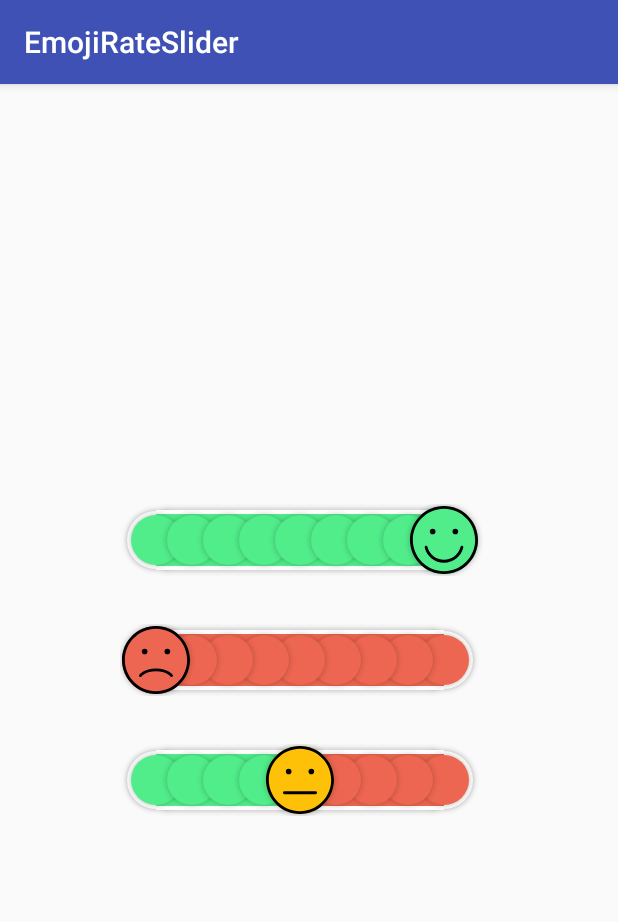
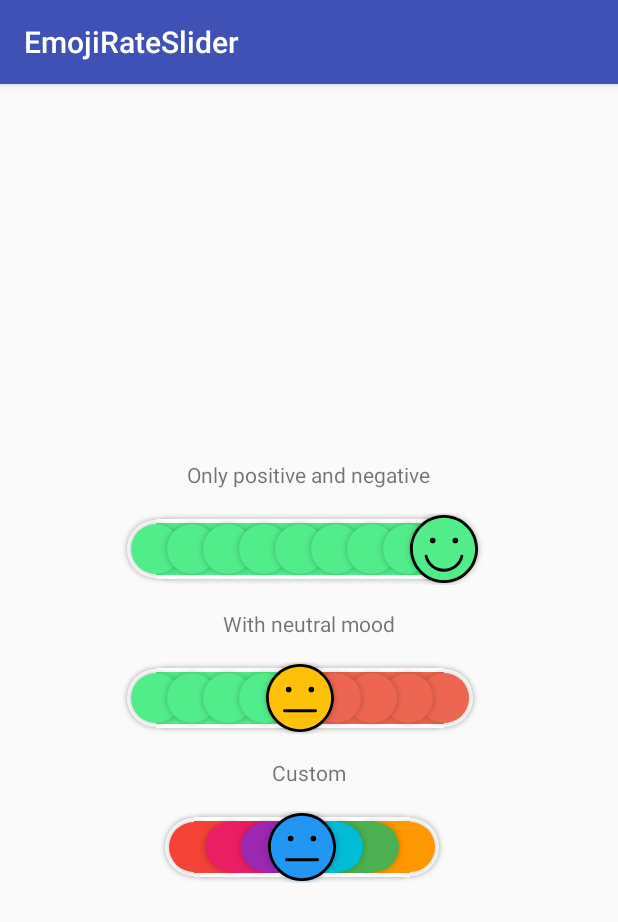
Before and after one commit to naz013/emoji-rate-slider, an Android app: the screen it shows after launch (MainActivity), on a phone screen of 412 x 824 dp. Shown: the top 922 px of the screen. Run offline under Robolectric (Android 15) with nearby library versions, the phone set to English and light mode, and no system bars.

Commit message:
Add option to create custom slider.

```diff
--- a/app/src/main/java/com/github/naz013/emojirateslider/MainActivity.java
+++ b/app/src/main/java/com/github/naz013/emojirateslider/MainActivity.java
@@ -1,5 +1,6 @@
 package com.github.naz013.emojirateslider;
 
+import android.graphics.Color;
 import android.support.v7.app.AppCompatActivity;
 import android.os.Bundle;
 import android.util.Log;
@@ -23,6 +24,19 @@ public class MainActivity extends AppCompatActivity implements EmojiRateSlider.O
 
         EmojiRateSlider slider2 = findViewById(R.id.mood_slider3);
         slider2.setOnMoodChangeListener(this);
+        slider2.setMoods(getMoods());
+    }
+
+    private EmojiRateSlider.Emoji[] getMoods() {
+        EmojiRateSlider.Emoji[] emojis = new EmojiRateSlider.Emoji[7];
+        emojis[0] = new EmojiRateSlider.Emoji(R.drawable.ic_crying, Color.parseColor("#F44336"));
+        emojis[1] = new EmojiRateSlider.Emoji(R.drawable.ic_bored, Color.parseColor("#E91E63"));
+        emojis[2] = new EmojiRateSlider.Emoji(R.drawable.ic_sad, Color.parseColor("#9C27B0"));
+        emojis[3] = new EmojiRateSlider.Emoji(R.drawable.ic_weird, Color.parseColor("#2196F3"));
+        emojis[4] = new EmojiRateSlider.Emoji(R.drawable.ic_smile, Color.parseColor("#00BCD4"));
+        emojis[5] = new EmojiRateSlider.Emoji(R.drawable.ic_laught, Color.parseColor("#4CAF50"));
+        emojis[6] = new EmojiRateSlider.Emoji(R.drawable.ic_in_love, Color.parseColor("#FF9800"));
+        return emojis;
     }
 
     @Override
--- /dev/null
+++ b/app/src/main/res/drawable/ic_bored.xml
@@ -0,0 +1,7 @@
+<vector android:height="24dp" android:viewportHeight="512"
+    android:viewportWidth="512" android:width="24dp" xmlns:android="http://schemas.android.com/apk/res/android">
+    <path android:fillColor="#FF000000" android:pathData="M256,0C114.844,0 0,114.844 0,256s114.844,256 256,256s256,-114.844 256,-256S397.156,0 256,0zM256,490.667C126.604,490.667 21.333,385.396 21.333,256S126.604,21.333 256,21.333S490.667,126.604 490.667,256S385.396,490.667 256,490.667z"/>
+    <path android:fillColor="#FF000000" android:pathData="M373.333,192h-64c-5.896,0 -10.667,4.771 -10.667,10.667c0,5.896 4.771,10.667 10.667,10.667H320c0,11.76 9.573,21.333 21.333,21.333c11.76,0 21.333,-9.573 21.333,-21.333h10.667c5.896,0 10.667,-4.771 10.667,-10.667C384,196.771 379.229,192 373.333,192z"/>
+    <path android:fillColor="#FF000000" android:pathData="M192,213.333h10.667c5.896,0 10.667,-4.771 10.667,-10.667c0,-5.896 -4.771,-10.667 -10.667,-10.667h-64c-5.896,0 -10.667,4.771 -10.667,10.667c0,5.896 4.771,10.667 10.667,10.667h10.667c0,11.76 9.573,21.333 21.333,21.333C182.427,234.667 192,225.094 192,213.333z"/>
+    <path android:fillColor="#FF000000" android:pathData="M330.667,362.667H181.333c-5.896,0 -10.667,4.771 -10.667,10.667c0,5.896 4.771,10.667 10.667,10.667h149.333c5.896,0 10.667,-4.771 10.667,-10.667C341.333,367.438 336.563,362.667 330.667,362.667z"/>
+</vector>
--- /dev/null
+++ b/app/src/main/res/drawable/ic_crying.xml
@@ -0,0 +1,8 @@
+<vector android:height="24dp" android:viewportHeight="512"
+    android:viewportWidth="512" android:width="24dp" xmlns:android="http://schemas.android.com/apk/res/android">
+    <path android:fillColor="#FF000000" android:pathData="M256,0C114.833,0 0,114.844 0,256s114.833,256 256,256s256,-114.844 256,-256S397.167,0 256,0zM256,490.667C126.604,490.667 21.333,385.396 21.333,256S126.604,21.333 256,21.333S490.667,126.604 490.667,256S385.396,490.667 256,490.667z"/>
+    <path android:fillColor="#FF000000" android:pathData="M255.958,298.635c-60.479,0 -114.604,36.073 -137.896,91.906c-2.25,5.438 0.313,11.677 5.75,13.948c5.354,2.281 11.688,-0.302 13.958,-5.74c19.938,-47.854 66.333,-78.781 118.188,-78.781c51.854,0 98.271,30.927 118.208,78.802c1.708,4.094 5.688,6.563 9.854,6.563c1.375,0 2.771,-0.26 4.104,-0.823c5.438,-2.26 8,-8.51 5.75,-13.948C370.583,334.719 316.458,298.635 255.958,298.635z"/>
+    <path android:fillColor="#FF000000" android:pathData="M170.667,192m-21.333,0a21.333,21.333 0,1 1,42.666 0a21.333,21.333 0,1 1,-42.666 0"/>
+    <path android:fillColor="#FF000000" android:pathData="M341.333,192m-21.333,0a21.333,21.333 0,1 1,42.666 0a21.333,21.333 0,1 1,-42.666 0"/>
+    <path android:fillColor="#FF000000" android:pathData="M364.521,217.938c-6.979,10.115 -23.229,35.094 -23.229,48.729c0,17.646 14.354,32 32,32s32,-14.354 32,-32c0,-13.635 -16.25,-38.615 -23.229,-48.729C378.104,212.167 368.479,212.167 364.521,217.938zM373.292,277.333c-5.875,0 -10.667,-4.781 -10.667,-10.656c0.083,-3.26 4.521,-12.552 10.667,-22.906c6.146,10.333 10.563,19.625 10.667,22.896C383.958,272.552 379.167,277.333 373.292,277.333z"/>
+</vector>
--- /dev/null
+++ b/app/src/main/res/drawable/ic_in_love.xml
@@ -0,0 +1,7 @@
+<vector android:height="24dp" android:viewportHeight="512"
+    android:viewportWidth="512" android:width="24dp" xmlns:android="http://schemas.android.com/apk/res/android">
+    <path android:fillColor="#FF000000" android:pathData="M256,0C114.833,0 0,114.844 0,256s114.833,256 256,256s256,-114.844 256,-256S397.167,0 256,0zM256,490.667C126.604,490.667 21.333,385.396 21.333,256S126.604,21.333 256,21.333S490.667,126.604 490.667,256S385.396,490.667 256,490.667z"/>
+    <path android:fillColor="#FF000000" android:pathData="M393.375,299.115c-5.646,-1.406 -11.479,2.177 -12.833,7.906c-13.75,57.885 -64.958,98.313 -124.542,98.313c-59.667,0 -110.896,-40.49 -124.583,-98.448c-1.333,-5.74 -7.021,-9.219 -12.833,-7.938c-5.729,1.354 -9.271,7.104 -7.917,12.833C126.625,379.427 186.396,426.667 256,426.667c69.521,0 129.25,-47.167 145.292,-114.708C402.646,306.219 399.104,300.469 393.375,299.115z"/>
+    <path android:fillColor="#FF000000" android:pathData="M149.333,277.333c2.646,0 5.313,-0.99 7.375,-2.958l62.563,-59.75c9.917,-9.594 15.396,-22.365 15.396,-35.958c0,-27.938 -23.396,-50.667 -52.146,-50.667c-13.25,0 -24.563,7.385 -33.188,15.896c-8.625,-8.51 -19.938,-15.896 -33.188,-15.896C87.396,128 64,150.729 64,178.667c0,13.594 5.479,26.365 15.438,35.99l62.521,59.719C144.021,276.344 146.688,277.333 149.333,277.333zM85.333,178.667c0,-16.177 13.813,-29.333 30.813,-29.333c7.292,0 16.313,6.26 24.75,17.188c4.042,5.229 12.833,5.229 16.875,0c8.438,-10.927 17.458,-17.188 24.75,-17.188c17,0 30.813,13.156 30.813,29.333c0,7.76 -3.167,15.073 -8.854,20.573l-55.146,52.677l-55.104,-52.646C88.5,193.74 85.333,186.427 85.333,178.667z"/>
+    <path android:fillColor="#FF000000" android:pathData="M395.854,128c-13.25,0 -24.563,7.385 -33.188,15.896c-8.625,-8.51 -19.938,-15.896 -33.188,-15.896c-28.75,0 -52.146,22.729 -52.146,50.667c0,13.594 5.479,26.365 15.438,35.99l62.521,59.719c2.063,1.969 4.729,2.958 7.375,2.958s5.313,-0.99 7.375,-2.958l62.563,-59.75C442.521,205.031 448,192.26 448,178.667C448,150.729 424.604,128 395.854,128zM417.813,199.24l-55.146,52.677l-55.104,-52.646c-5.729,-5.531 -8.896,-12.844 -8.896,-20.604c0,-16.177 13.813,-29.333 30.813,-29.333c7.292,0 16.313,6.26 24.75,17.188c4.042,5.229 12.833,5.229 16.875,0c8.438,-10.927 17.458,-17.188 24.75,-17.188c17,0 30.813,13.156 30.813,29.333C426.667,186.427 423.5,193.74 417.813,199.24z"/>
+</vector>
--- /dev/null
+++ b/app/src/main/res/drawable/ic_laught.xml
@@ -0,0 +1,7 @@
+<vector android:height="24dp" android:viewportHeight="512"
+    android:viewportWidth="512" android:width="24dp" xmlns:android="http://schemas.android.com/apk/res/android">
+    <path android:fillColor="#FF000000" android:pathData="M256,0C114.844,0 0,114.844 0,256s114.844,256 256,256s256,-114.844 256,-256S397.156,0 256,0zM256,490.667C126.604,490.667 21.333,385.396 21.333,256S126.604,21.333 256,21.333S490.667,126.604 490.667,256S385.396,490.667 256,490.667z"/>
+    <path android:fillColor="#FF000000" android:pathData="M393.385,299.115c-5.802,-1.385 -11.5,2.177 -12.844,7.906c-13.75,57.885 -64.958,98.313 -124.542,98.313c-59.656,0 -110.885,-40.49 -124.573,-98.448c-1.365,-5.75 -7.146,-9.24 -12.833,-7.938c-5.74,1.354 -9.292,7.104 -7.938,12.833c15.979,67.646 75.75,114.885 145.344,114.885c69.51,0 129.26,-47.167 145.292,-114.708C402.656,306.219 399.115,300.469 393.385,299.115z"/>
+    <path android:fillColor="#FF000000" android:pathData="M128,213.333c0,-23.531 19.135,-42.667 42.667,-42.667s42.667,19.135 42.667,42.667c0,5.896 4.771,10.667 10.667,10.667s10.667,-4.771 10.667,-10.667c0,-35.292 -28.708,-64 -64,-64c-35.292,0 -64,28.708 -64,64c0,5.896 4.771,10.667 10.667,10.667C123.229,224 128,219.229 128,213.333z"/>
+    <path android:fillColor="#FF000000" android:pathData="M341.333,149.333c-35.292,0 -64,28.708 -64,64c0,5.896 4.771,10.667 10.667,10.667s10.667,-4.771 10.667,-10.667c0,-23.531 19.135,-42.667 42.667,-42.667c23.531,0 42.667,19.135 42.667,42.667c0,5.896 4.771,10.667 10.667,10.667s10.667,-4.771 10.667,-10.667C405.333,178.042 376.625,149.333 341.333,149.333z"/>
+</vector>
--- a/app/src/main/res/layout/activity_main.xml
+++ b/app/src/main/res/layout/activity_main.xml
@@ -9,11 +9,18 @@
     android:orientation="vertical"
     tools:context=".MainActivity">
 
+    <TextView
+        android:layout_width="wrap_content"
+        android:layout_height="wrap_content"
+        android:layout_marginTop="16dp"
+        android:text="Only positive and negative" />
+
     <com.github.naz013.emojislider.EmojiRateSlider
         android:id="@+id/mood_slider"
         android:layout_width="wrap_content"
         android:layout_height="48dp"
         android:layout_gravity="center"
+        android:layout_marginTop="16dp"
         app:ers_color_bg="#fefefe"
         app:ers_color_happy="#51ED8B"
         app:ers_color_sad="#ED6651"
@@ -21,25 +28,18 @@
         app:ers_max="9"
         app:ers_progress="8" />
 
+    <TextView
+        android:layout_width="wrap_content"
+        android:layout_height="wrap_content"
+        android:layout_marginTop="16dp"
+        android:text="With neutral mood" />
+
     <com.github.naz013.emojislider.EmojiRateSlider
         android:id="@+id/mood_slider2"
         android:layout_width="wrap_content"
         android:layout_height="48dp"
         android:layout_gravity="center"
-        android:layout_marginTop="32dp"
-        app:ers_color_bg="#fefefe"
-        app:ers_color_happy="#51ED8B"
-        app:ers_color_sad="#ED6651"
-        app:ers_has_weird="false"
-        app:ers_max="9"
-        app:ers_progress="0" />
-
-    <com.github.naz013.emojislider.EmojiRateSlider
-        android:id="@+id/mood_slider3"
-        android:layout_width="wrap_content"
-        android:layout_height="48dp"
-        android:layout_gravity="center"
-        android:layout_marginTop="32dp"
+        android:layout_marginTop="16dp"
         app:ers_color_bg="#fefefe"
         app:ers_color_happy="#51ED8B"
         app:ers_color_sad="#ED6651"
@@ -48,4 +48,18 @@
         app:ers_max="9"
         app:ers_progress="4" />
 
+    <TextView
+        android:layout_width="wrap_content"
+        android:layout_height="wrap_content"
+        android:layout_marginTop="16dp"
+        android:text="Custom" />
+
+    <com.github.naz013.emojislider.EmojiRateSlider
+        android:id="@+id/mood_slider3"
+        android:layout_width="wrap_content"
+        android:layout_height="48dp"
+        android:layout_gravity="center"
+        android:layout_marginTop="16dp"
+        app:ers_color_bg="#fefefe" />
+
 </LinearLayout>
--- a/emojislider/src/main/java/com/github/naz013/emojislider/EmojiRateSlider.java
+++ b/emojislider/src/main/java/com/github/naz013/emojislider/EmojiRateSlider.java
@@ -13,11 +13,13 @@ import android.graphics.drawable.Drawable;
 import android.os.Bundle;
 import android.os.Parcelable;
 import android.support.annotation.ColorInt;
+import android.support.annotation.DrawableRes;
 import android.support.annotation.Nullable;
 import android.support.annotation.Px;
 import android.support.graphics.drawable.VectorDrawableCompat;
 import android.util.AttributeSet;
 import android.util.DisplayMetrics;
+import android.util.Log;
 import android.view.Display;
 import android.view.MotionEvent;
 import android.view.View;
@@ -57,6 +59,7 @@ public class EmojiRateSlider extends View {
     private boolean hasWeird = true;
     private boolean wasSlided = false;
     private boolean isTapped = false;
+    private boolean isCustom = false;
 
     @ColorInt
     private int mSadColor = Color.RED;
@@ -66,6 +69,8 @@ public class EmojiRateSlider extends View {
     private int mWeirdColor = Color.YELLOW;
     @ColorInt
     private int mBgColor = Color.WHITE;
+    @Nullable
+    private Mood[] moods = null;
 
     private Drawable mSmileIcon;
     private Drawable mSadIcon;
@@ -128,23 +133,52 @@ public class EmojiRateSlider extends View {
 
                 int idHappy = a.getResourceId(R.styleable.EmojiRateSlider_ers_icon_happy, 0);
                 if (idHappy != 0) {
-                    mSmileIcon = VectorDrawableCompat.create(getContext().getResources(), idHappy, null);
+                    mSmileIcon = getIcon(idHappy);
                 }
 
                 int idSad = a.getResourceId(R.styleable.EmojiRateSlider_ers_icon_sad, 0);
                 if (idSad != 0) {
-                    mSadIcon = VectorDrawableCompat.create(getContext().getResources(), idSad, null);
+                    mSadIcon = getIcon(idSad);
                 }
 
                 int idWeird = a.getResourceId(R.styleable.EmojiRateSlider_ers_icon_weird, 0);
                 if (idWeird != 0) {
-                    mWeirdIcon = VectorDrawableCompat.create(getContext().getResources(), idWeird, null);
+                    mWeirdIcon = getIcon(idWeird);
                 }
             } catch (Exception ignored) {
             } finally {
                 a.recycle();
             }
         }
+    }
+
+    private Drawable getIcon(@DrawableRes int id) {
+        return VectorDrawableCompat.create(getContext().getResources(), id, null);
+    }
+
+    public void setMoods(Emoji[] emojis) {
+        if (emojis == null || emojis.length < 3) {
+            throw new IllegalArgumentException("Array must contain at least 3 items");
+        }
+        this.mMax = emojis.length;
+        this.mSelectedItem = mMax / 2;
+        this.isCustom = true;
+        this.moods = new Mood[mMax];
+        for (int i = 0; i < mMax; i++) {
+            this.moods[i] = convert(emojis[i]);
+        }
+        invalidate();
+    }
+
+    public void setMoods(Mood[] moods) {
+        if (moods == null || moods.length < 3) {
+            throw new IllegalArgumentException("Array must contain at least 3 items");
+        }
+        this.mMax = moods.length;
+        this.mSelectedItem = mMax / 2;
+        this.isCustom = true;
+        this.moods = moods;
+        invalidate();
     }
 
     public void setHasWeird(boolean hasWeird) {
@@ -225,34 +259,40 @@ public class EmojiRateSlider extends View {
         if (selectedItem >= mMax) {
             throw new IllegalArgumentException("You cannot select value greater than max");
         }
+        int from = mSelectedItem;
         this.mSelectedItem = selectedItem;
-        invalidate();
+        animate(from, selectedItem);
     }
 
     private boolean processTouch(MotionEvent event) {
         if (event.getAction() == MotionEvent.ACTION_DOWN) {
             wasSlided = false;
             isTapped = true;
-            if (mAnimator != null) mAnimator.cancel();
+            cancelAnimation();
             mPrevX = event.getX();
-            invalidate();
+            Log.d(TAG, "processTouch: down ");
+            animate(mSelectedItem, findIndex(event.getX(), event.getY()));
             return true;
         } else if (event.getAction() == MotionEvent.ACTION_MOVE) {
-            if (Math.abs(event.getX() - mPrevX) > 25) {
+            if (Math.abs(event.getX() - mPrevX) > 50) {
                 wasSlided = true;
             }
+            Log.d(TAG, "processTouch: move " + wasSlided);
             updateView(event.getX(), event.getY(), true);
             return true;
         } else if (event.getAction() == MotionEvent.ACTION_UP) {
+            Log.d(TAG, "processTouch: up " + wasSlided);
             isTapped = false;
             if (!wasSlided) animate(mSelectedItem, findIndex(event.getX(), event.getY()));
             else invalidate();
+            return true;
         }
         return false;
     }
 
     private void animate(int from, int to) {
         if (from != to) {
+            cancelAnimation();
             Rect rFrom = mRects[from];
             Rect rTo = mRects[to];
 
@@ -279,7 +319,13 @@ public class EmojiRateSlider extends View {
             });
             animator.start();
             mAnimator = animator;
+        } else {
+            invalidate();
         }
+    }
+
+    private void cancelAnimation() {
+        if (mAnimator != null) mAnimator.cancel();
     }
 
     private void updateView(float x, float y, boolean notify) {
@@ -323,8 +369,12 @@ public class EmojiRateSlider extends View {
     protected void onDraw(Canvas canvas) {
         super.onDraw(canvas);
         drawBackgroundLayer(canvas);
-        drawNegative(canvas);
-        drawPositive(canvas);
+        if (isCustom) {
+            drawMoods(canvas);
+        } else {
+            drawNegative(canvas);
+            drawPositive(canvas);
+        }
         drawCurrent(canvas);
     }
 
@@ -335,21 +385,27 @@ public class EmojiRateSlider extends View {
         int radius = h / 2;
         int m = (rect.height() - h) / 2;
 
-        if (isPositive()) mShadowPaint.setColor(mHappyColor);
-        else if (isNegative()) mShadowPaint.setColor(mSadColor);
-        else if (hasWeird) mShadowPaint.setColor(mWeirdColor);
+        Drawable icon = null;
+
+        if (isCustom && moods != null) {
+            Mood mood = moods[mSelectedItem];
+            mShadowPaint.setColor(mood.color);
+            icon = mood.icon;
+        } else if (isPositive()) {
+            mShadowPaint.setColor(mHappyColor);
+            icon = mSmileIcon;
+        } else if (isNegative()) {
+            mShadowPaint.setColor(mSadColor);
+            icon = mSadIcon;
+        } else if (hasWeird) {
+            mShadowPaint.setColor(mWeirdColor);
+            icon = mWeirdIcon;
+        }
 
         canvas.drawCircle(rect.centerX(), rect.centerY(), radius, mShadowPaint);
-
-        if (isPositive()) {
-            mSmileIcon.setBounds(rect.left + m, rect.top + m, rect.right - m, rect.bottom - m);
-            mSmileIcon.draw(canvas);
-        } else if (isNegative()) {
-            mSadIcon.setBounds(rect.left + m, rect.top + m, rect.right - m, rect.bottom - m);
-            mSadIcon.draw(canvas);
-        } else if (hasWeird) {
-            mWeirdIcon.setBounds(rect.left + m, rect.top + m, rect.right - m, rect.bottom - m);
-            mWeirdIcon.draw(canvas);
+        if (icon != null) {
+            icon.setBounds(rect.left + m, rect.top + m, rect.right - m, rect.bottom - m);
+            icon.draw(canvas);
         }
     }
 
@@ -367,18 +423,12 @@ public class EmojiRateSlider extends View {
         if (mSelectedItem < mMax - 1) {
             Rect start = mRects[mSelectedItem];
             Rect end = mRects[mMax - 1];
-
             mColorPaint.setColor(mSadColor);
             mColorPaint.setStyle(Paint.Style.FILL);
-
             int h = (int) (start.height() * SECOND_LAYER);
             int m = (start.height() - h) / 2;
-
-            canvas.drawRect(start.centerX(), start.top + m, end.centerX(),
-                    end.bottom - m, mColorPaint);
-
+            canvas.drawRect(start.centerX(), start.top + m, end.centerX(), end.bottom - m, mColorPaint);
             mShadowPaint.setColor(mSadColor);
-
             for (int i = mMax - 1; i > mSelectedItem; i--) {
                 Rect rect = mRects[i];
                 canvas.drawCircle(rect.centerX(), rect.centerY(), (int) (rect.height() * SECOND_LAYER / 2), mShadowPaint);
@@ -390,20 +440,53 @@ public class EmojiRateSlider extends View {
         if (mSelectedItem > 0) {
             Rect start = mRects[0];
             Rect end = mRects[mSelectedItem];
-
             mColorPaint.setColor(mHappyColor);
             mColorPaint.setStyle(Paint.Style.FILL);
-
             int h = (int) (start.height() * SECOND_LAYER);
             int m = (start.height() - h) / 2;
-
-            canvas.drawRect(start.centerX(), start.top + m, end.centerX(),
-                    end.bottom - m, mColorPaint);
-
+            canvas.drawRect(start.centerX(), start.top + m, end.centerX(), end.bottom - m, mColorPaint);
             mShadowPaint.setColor(mHappyColor);
-
             for (int i = 0; i < mSelectedItem; i++) {
                 Rect rect = mRects[i];
+                canvas.drawCircle(rect.centerX(), rect.centerY(), (int) (rect.height() * SECOND_LAYER / 2), mShadowPaint);
+            }
+        }
+    }
+
+    private void drawMoods(Canvas canvas) {
+        if (moods != null) {
+            for (int i = 0; i <= mSelectedItem; i++) {
+                Mood mood = moods[i];
+                Rect rect = mRects[i];
+                mColorPaint.setStyle(Paint.Style.FILL);
+                mColorPaint.setColor(mBgColor);
+                if (i > 0) {
+                    Rect start = mRects[i - 1];
+                    Mood mood1 = moods[i - 1];
+                    int h = (int) (start.height() * SECOND_LAYER);
+                    int m = (start.height() - h) / 2;
+                    mColorPaint.setColor(mood1.color);
+                    canvas.drawRect(start.centerX(), start.top + m, rect.centerX(),
+                            rect.bottom - m, mColorPaint);
+                }
+                mShadowPaint.setColor(mood.color);
+                canvas.drawCircle(rect.centerX(), rect.centerY(), (int) (rect.height() * SECOND_LAYER / 2), mShadowPaint);
+            }
+
+            for (int i = moods.length - 1; i >= mSelectedItem; i--) {
+                Mood mood = moods[i];
+                Rect rect = mRects[i];
+                mColorPaint.setStyle(Paint.Style.FILL);
+                if (i < moods.length - 1) {
+                    Rect start = mRects[i + 1];
+                    Mood mood1 = moods[i + 1];
+                    int h = (int) (start.height() * SECOND_LAYER);
+                    int m = (start.height() - h) / 2;
+                    mColorPaint.setColor(mood1.color);
+                    canvas.drawRect(start.centerX(), start.top + m, rect.centerX(),
+                            rect.bottom - m, mColorPaint);
+                }
+                mShadowPaint.setColor(mood.color);
                 canvas.drawCircle(rect.centerX(), rect.centerY(), (int) (rect.height() * SECOND_LAYER / 2), mShadowPaint);
             }
         }
@@ -412,19 +495,14 @@ public class EmojiRateSlider extends View {
     private void drawBackgroundLayer(Canvas canvas) {
         Rect start = mRects[0];
         Rect end = mRects[mRects.length - 1];
-
         mShadowPaint.setColor(mBgColor);
-
         int h = (int) (start.height() * FIRST_LAYER);
         int m = (start.height() - h) / 2;
-
         canvas.drawRect(start.centerX() + m, start.top + m, end.centerX() - m, end.bottom - m, mShadowPaint);
         canvas.drawCircle(start.centerX(), start.centerY(), (int) (start.height() * FIRST_LAYER / 2), mShadowPaint);
         canvas.drawCircle(end.centerX(), end.centerY(), (int) (end.height() * FIRST_LAYER / 2), mShadowPaint);
-
         mColorPaint.setColor(mBgColor);
         mColorPaint.setStyle(Paint.Style.FILL);
-
         canvas.drawRect(start.centerX(), start.top + m, end.centerX(), end.bottom - m, mColorPaint);
     }
 
@@ -485,6 +563,33 @@ public class EmojiRateSlider extends View {
         return (int) (dp * displaymetrics.density + 0.5f);
     }
 
+    private Mood convert(Emoji emoji) {
+        return new Mood(getIcon(emoji.icon), emoji.color);
+    }
+
+    private static class Mood {
+        private Drawable icon;
+        @ColorInt
+        private int color;
+
+        private Mood(Drawable icon, @ColorInt int color) {
+            this.icon = icon;
+            this.color = color;
+        }
+    }
+
+    public static class Emoji {
+        @DrawableRes
+        private int icon;
+        @ColorInt
+        private int color;
+
+        public Emoji(@DrawableRes int icon, @ColorInt int color) {
+            this.icon = icon;
+            this.color = color;
+        }
+    }
+
     public interface OnMoodChangeListener {
         void onMoodChanged(View view, int mood);
     }
```
